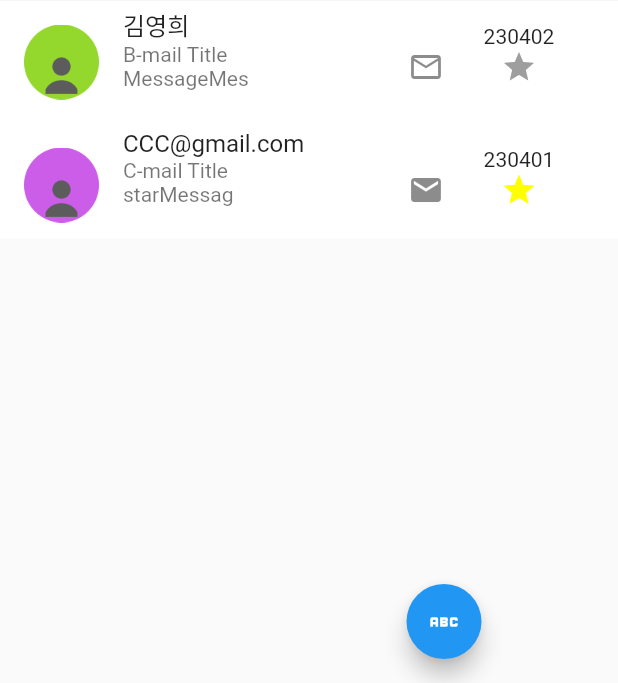
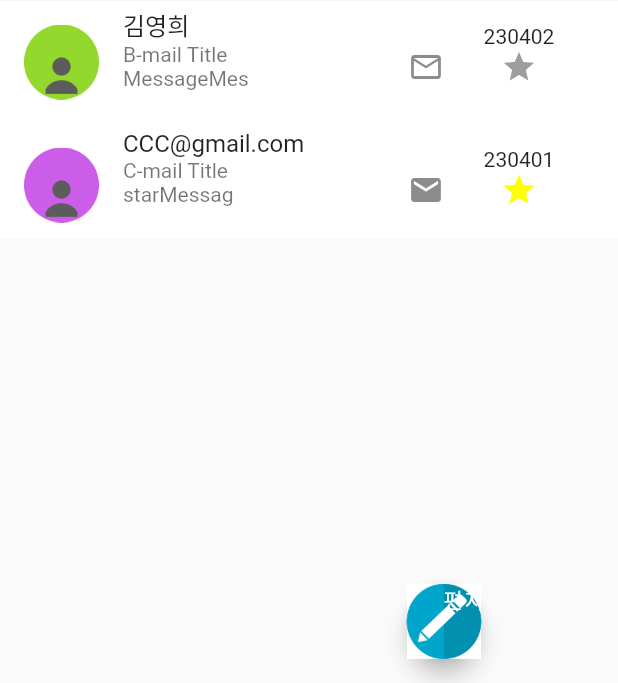
Before and after one commit to AnSuHan/HCI, a Flutter app: the screen it shows after launch, in the side drawer, after a tap on the "add" icon, on a phone screen of 412 x 824 dp, the part 553-1236 px from its top. Run offline on Flutter 3.47's test engine with Material 2 defaults, Android fonts, the phone set to English and light mode, and no system bars; our stand-ins replace google_fonts, shared_preferences.

Commit message:
change icon and concentrate user icons

```diff
--- a/project/lib/Drawer.dart
+++ b/project/lib/Drawer.dart
@@ -266,7 +266,13 @@ class MyDrawer extends StatelessWidget {
         SizedBox(
           height: 100,
           child: SizedBox(
-            child: Container(
+            child: Row(
+              children: [
+                Container(
+                  padding: const EdgeInsets.fromLTRB(10, 0, 0, 0),
+                  child: Image.asset("assets/images/gmail.png"),
+                ),
+                Container(
                   padding: const EdgeInsets.all(20), // Text 위젯에 대해 padding을 지정합니다.
                   child: const Text(
                     'Gmail',
@@ -275,6 +281,8 @@ class MyDrawer extends StatelessWidget {
                       fontSize: 20,
                     ),
                   ),
+                ),
+              ]
             ),
           ),
         ),
--- a/project/lib/MailScene.dart
+++ b/project/lib/MailScene.dart
@@ -52,6 +52,15 @@ class MailScene extends State<MailSceneStateful> with RouteAware {
   var removableIndex = [];
   var concentrateItems = [];
   static var isConcentrate = false;
+
+  Map<String, String> senderImageMap = {
+    'AAA@gmail.com': 'assets/contact/blue.png',
+    '김영희': 'assets/contact/green.png',
+    'CCC@gmail.com': 'assets/contact/purple.png',
+    'DDD@gmail.com': 'assets/contact/red.png',
+
+    // Add more mappings for each sender/email and image asset
+  };
 
   // This widget is the root of your application.
   @override
@@ -238,9 +247,9 @@ class MailScene extends State<MailSceneStateful> with RouteAware {
                 );
               },
               child: Stack(
-                children: const [
-                  Icon(Icons.abc),
-                  Positioned(
+                children: [
+                  Image.asset("assets/images/pencil2.png"),
+                  const Positioned(
                     left: 24,
                     child: Text("편지쓰기"),
                   ),
@@ -448,7 +457,7 @@ class MailScene extends State<MailSceneStateful> with RouteAware {
                   color: !isSelect ? (!concentrateItems[index].isRead ? mailsColor[index] = Colors.white : mailsColor[index] = Colors.black12) : mailsColor[index],
                   child: ListTile(
                       leading: Image.asset(
-                        'assets/images/file.png',
+                        senderImageMap[concentrateItems[index].sender] ?? 'assets/images/file-tzt.png',
                         width: 50.0,
                       ),
                       title: Text(concentrateItems[index].sender),
@@ -485,7 +494,7 @@ class MailScene extends State<MailSceneStateful> with RouteAware {
                             width: 100,
                             child: Column(
                               children: [
-                                Text(concentrateItems[index].time),
+                                Text(concentrateItems[index].time.split("_")[0]),
                                 StatefulBuilder(
                                   builder: (BuildContext context, StateSetter setState) {
                                     return GestureDetector(
@@ -538,15 +547,6 @@ class MailScene extends State<MailSceneStateful> with RouteAware {
 
       return listView;
     } //concentrateItems의 마지막
-
-    Map<String, String> senderImageMap = {
-      'AAA@gmail.com': 'assets/contact/blue.png',
-      '김영희': 'assets/contact/green.png',
-      'CCC@gmail.com': 'assets/contact/purple.png',
-      'DDD@gmail.com': 'assets/contact/red.png',
-
-      // Add more mappings for each sender/email and image asset
-    };
 
     //setItem();
     setState(() {
--- a/project/pubspec.yaml
+++ b/project/pubspec.yaml
@@ -65,6 +65,8 @@ flutter:
   assets:
     - assets/images/
     - assets/contact/
+    - assets/images/gmail.png
+    - assets/images/mailWriteIcon.png
 
   #   - images/a_dot_burr.jpeg
   #   - images/a_dot_ham.jpeg
```
Also changed, not shown: project/assets/images/gmail.png (added), project/assets/images/mailWriteIcon.png (added), project/assets/images/pencil.png (added), project/assets/images/pencil2.png (added), project/pubspec.lock. Lines whose indentation alone changed are shown as unchanged.
